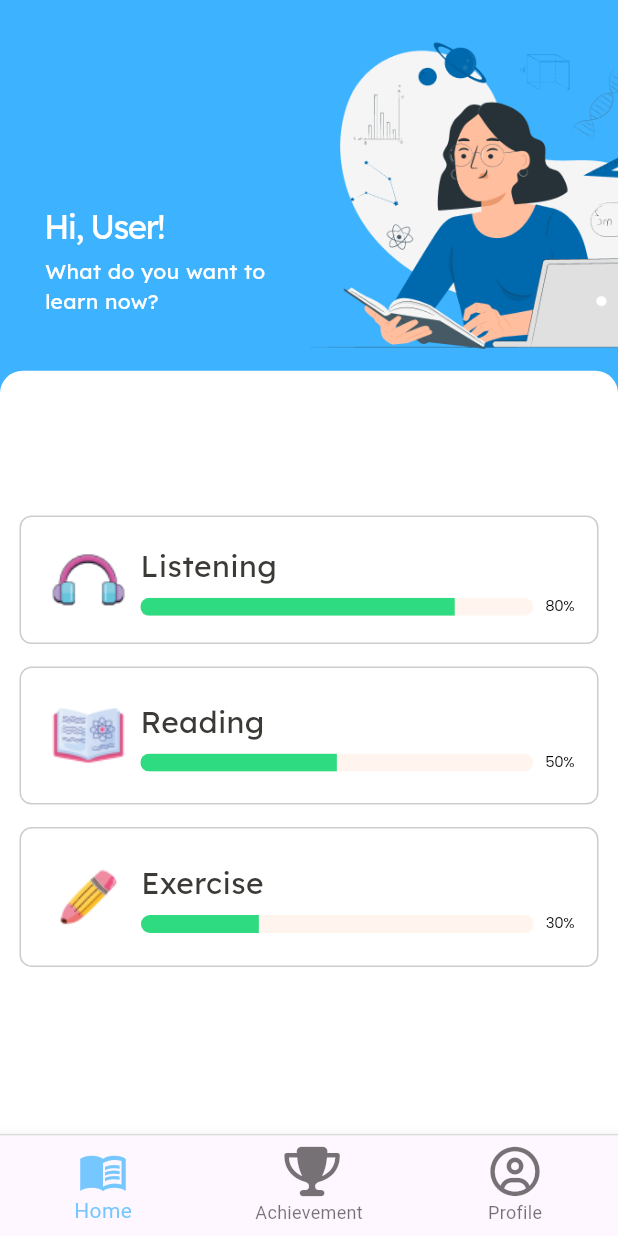
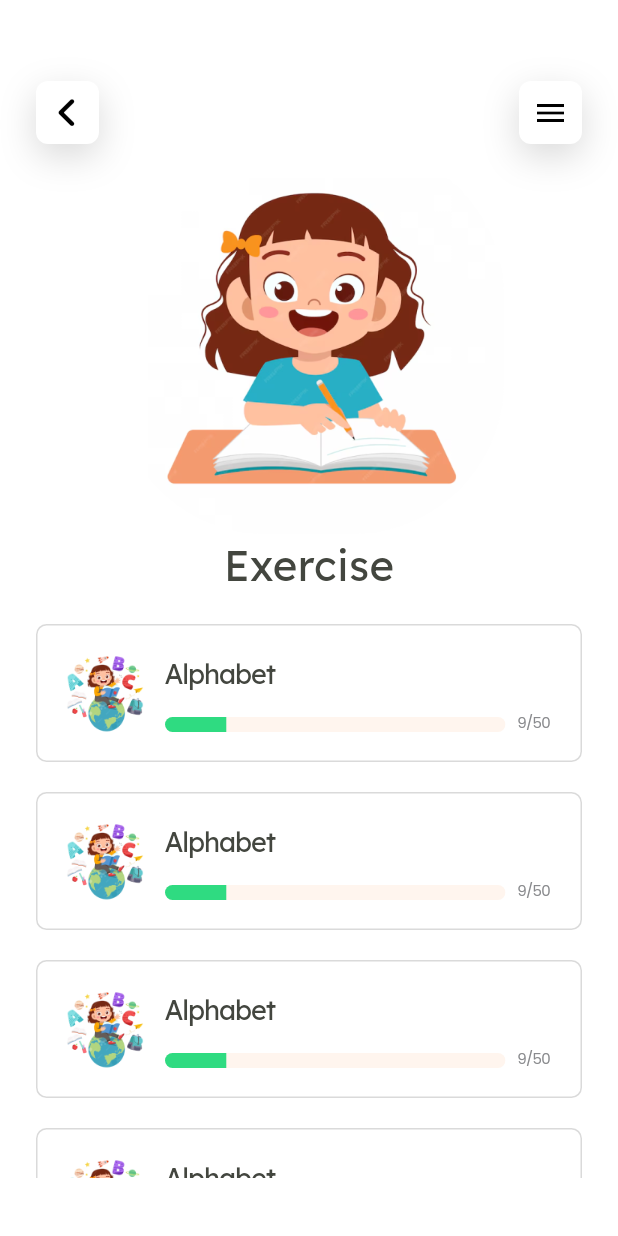
Before and after one commit to TuongPhamCT/ABC_Learning, a Flutter app: the HomePage screen opened by its route, after a tap on "Exercise", on a phone screen of 412 x 824 dp. Run offline on Flutter 3.47's test engine with Material 3 defaults, Android fonts, the phone set to English and light mode, and no system bars; our stand-ins replace audioplayers, cloud_firestore, connectivity_plus, firebase_auth, firebase_core, flutter_rating_bar and 8 more; accounts and stored records are empty; project files that could hold a hidden picture were left out.

Commit message:
exercise main page and fix ui reading

```diff
--- a/abc_learning_app/lib/constant/asset_helper.dart
+++ b/abc_learning_app/lib/constant/asset_helper.dart
@@ -34,4 +34,7 @@ class AssetHelper {
   //Reading Main Page
   static const String readingMain = imgAssets + 'read_main.png';
   static const String storyilu = imgAssets + 'story_ilu.png';
+
+  //Exercise Main Page
+  static const String exerciseMain = imgAssets + 'exercise_main.png';
 }
--- /dev/null
+++ b/abc_learning_app/lib/page/exercise/exercise_main_page.dart
@@ -0,0 +1,257 @@
+import 'package:abc_learning_app/constant/asset_helper.dart';
+import 'package:abc_learning_app/constant/color_palette.dart';
+import 'package:abc_learning_app/constant/text_style.dart';
+import 'package:abc_learning_app/page/reading/read_sub_page.dart';
+import 'package:flutter/cupertino.dart';
+import 'package:flutter/material.dart';
+import 'package:font_awesome_flutter/font_awesome_flutter.dart';
+import 'package:gap/gap.dart';
+
+class ExerciseMainPage extends StatefulWidget {
+  const ExerciseMainPage({super.key});
+  static const String routeName = 'exercise_main';
+
+  @override
+  State<ExerciseMainPage> createState() => _ExerciseMainPageState();
+}
+
+class _ExerciseMainPageState extends State<ExerciseMainPage> {
+  @override
+  Widget build(BuildContext context) {
+    Size size = MediaQuery.of(context).size;
+    return Scaffold(
+      body: Container(
+        padding: const EdgeInsets.all(24),
+        child: Column(
+          crossAxisAlignment: CrossAxisAlignment.start,
+          children: [
+            const Gap(30),
+            Row(
+              mainAxisAlignment: MainAxisAlignment.spaceBetween,
+              children: [
+                GestureDetector(
+                  onTap: () {
+                    Navigator.pop(context);
+                  },
+                  child: Container(
+                    height: 42,
+                    width: 42,
+                    decoration: BoxDecoration(
+                      color: Colors.white,
+                      borderRadius: BorderRadius.circular(8),
+                      boxShadow: [
+                        BoxShadow(
+                          color: Colors.black.withOpacity(0.15),
+                          blurRadius: 20,
+                          offset: Offset(0, 8),
+                        ),
+                      ],
+                    ),
+                    child: Icon(
+                      FontAwesomeIcons.angleLeft,
+                      color: Colors.black,
+                    ),
+                  ),
+                ),
+                Container(
+                  height: 42,
+                  width: 42,
+                  decoration: BoxDecoration(
+                    color: Colors.white,
+                    borderRadius: BorderRadius.circular(8),
+                    boxShadow: [
+                      BoxShadow(
+                        color: Colors.black.withOpacity(0.15),
+                        blurRadius: 20,
+                        offset: Offset(0, 8),
+                      ),
+                    ],
+                  ),
+                  child: PopupMenuButton<String>(
+                    color: Colors.white,
+                    surfaceTintColor: Colors.transparent,
+                    itemBuilder: (context) => [
+                      PopupMenuItem(
+                        onTap: () {},
+                        padding: EdgeInsets.all(5),
+                        height: 42,
+                        value: 'item1',
+                        child: Container(
+                          alignment: Alignment.center,
+                          height: 42,
+                          width: 100,
+                          decoration: BoxDecoration(
+                            color: Colors.white,
+                            borderRadius: BorderRadius.circular(8),
+                            boxShadow: [
+                              BoxShadow(
+                                color: Colors.black.withOpacity(0.15),
+                                blurRadius: 20,
+                                offset: Offset(0, 8),
+                              ),
+                            ],
+                          ),
+                          child: ClipRRect(
+                            borderRadius: BorderRadius.circular(8),
+                            child: Image.asset(
+                              AssetHelper.iconlisten,
+                            ),
+                          ),
+                        ),
+                      ),
+                      PopupMenuItem(
+                        onTap: () {},
+                        padding: EdgeInsets.all(5),
+                        height: 42,
+                        value: 'item2',
+                        child: Container(
+                          height: 42,
+                          width: 100,
+                          alignment: Alignment.center,
+                          decoration: BoxDecoration(
+                            color: Colors.white,
+                            borderRadius: BorderRadius.circular(8),
+                            boxShadow: [
+                              BoxShadow(
+                                color: Colors.black.withOpacity(0.15),
+                                blurRadius: 20,
+                                offset: Offset(0, 8),
+                              ),
+                            ],
+                          ),
+                          child: ClipRRect(
+                            borderRadius: BorderRadius.circular(8),
+                            child: Image.asset(
+                              AssetHelper.iconread,
+                              fit: BoxFit.fill,
+                            ),
+                          ),
+                        ),
+                      ),
+                      PopupMenuItem(
+                        padding: EdgeInsets.all(5),
+                        height: 42,
+                        value: 'item3',
+                        child: Container(
+                          height: 42,
+                          width: 100,
+                          alignment: Alignment.center,
+                          decoration: BoxDecoration(
+                            color: Colors.white,
+                            borderRadius: BorderRadius.circular(8),
+                            boxShadow: [
+                              BoxShadow(
+                                color: Colors.black.withOpacity(0.15),
+                                blurRadius: 20,
+                                offset: Offset(0, 8),
+                              ),
+                            ],
+                          ),
+                          child: ClipRRect(
+                            borderRadius: BorderRadius.circular(8),
+                            child: Image.asset(
+                              AssetHelper.iconexecise,
+                              fit: BoxFit.fill,
+                            ),
+                          ),
+                        ),
+                      ),
+                    ],
+                    child: Icon(
+                      Icons.menu,
+                      color: Colors.black,
+                    ),
+                  ),
+                ),
+              ],
+            ),
+            Container(
+              alignment: Alignment.center,
+              child: Image.asset(
+                AssetHelper.exerciseMain,
+                width: 260,
+              ),
+            ),
+            Container(
+              alignment: Alignment.center,
+              child: Text(
+                'Exercise',
+                style: TextStyles.titlePage,
+              ),
+            ),
+            const Gap(20),
+            Expanded(
+              child: ListView.builder(
+                shrinkWrap: true,
+                itemCount: 5,
+                itemBuilder: (context, index) {
+                  return buildListenItem();
+                },
+              ),
+            ),
+            const Gap(15),
+          ],
+        ),
+      ),
+    );
+  }
+
+  Widget buildListenItem() {
+    Size size = MediaQuery.of(context).size;
+    return Container(
+      decoration: BoxDecoration(
+        borderRadius: BorderRadius.circular(7),
+        border: Border.all(
+          color: ColorPalette.itemBorder,
+          width: 1,
+        ),
+      ),
+      padding: EdgeInsets.all(15),
+      margin: EdgeInsets.only(bottom: 20),
+      child: Row(
+        children: [
+          Image.asset(
+            AssetHelper.itemListen,
+            width: 60,
+            height: 60,
+            fit: BoxFit.cover,
+          ),
+          Gap(10),
+          Column(
+            crossAxisAlignment: CrossAxisAlignment.start,
+            children: [
+              Text(
+                'Alphabet',
+                style: TextStyles.itemTitle,
+              ),
+              const Gap(12),
+              Row(
+                crossAxisAlignment: CrossAxisAlignment.end,
+                children: [
+                  Container(
+                    width: size.width - 185,
+                    height: 10,
+                    child: ClipRRect(
+                      borderRadius: BorderRadius.circular(15),
+                      child: LinearProgressIndicator(
+                        value: 9 / 50,
+                        backgroundColor: ColorPalette.progressbarbackground,
+                        valueColor: AlwaysStoppedAnimation<Color>(
+                            ColorPalette.progressbarValue),
+                      ),
+                    ),
+                  ),
+                  Gap(8),
+                  Text(
+                    '9/50',
+                    style: TextStyles.itemprogress,
+                  ),
+                ],
+              ),
+            ],
+          ),
+        ],
+      ),
+    );
+  }
+}
--- a/abc_learning_app/lib/page/home_page.dart
+++ b/abc_learning_app/lib/page/home_page.dart
@@ -2,6 +2,7 @@ import 'package:abc_learning_app/constant/asset_helper.dart';
 import 'package:abc_learning_app/constant/color_palette.dart';
 import 'package:abc_learning_app/constant/text_style.dart';
 import 'package:abc_learning_app/page/achievement_page.dart';
+import 'package:abc_learning_app/page/exercise/exercise_main_page.dart';
 import 'package:abc_learning_app/page/listening/listen_main_page.dart';
 import 'package:abc_learning_app/page/reading/read_main_page.dart';
 import 'package:flutter/cupertino.dart';
@@ -218,7 +219,10 @@ class _HomePageState extends State<HomePage> {
                         ),
                       ),
                       GestureDetector(
-                        onTap: () {},
+                        onTap: () {
+                          Navigator.of(context)
+                              .pushNamed(ExerciseMainPage.routeName);
+                        },
                         child: Container(
                           padding: EdgeInsets.all(15),
                           margin: EdgeInsets.only(bottom: 15),
--- a/abc_learning_app/lib/route.dart
+++ b/abc_learning_app/lib/route.dart
@@ -1,6 +1,7 @@
 import 'package:abc_learning_app/page/achievement_page.dart';
 import 'package:abc_learning_app/page/age_profile_page.dart';
 import 'package:abc_learning_app/page/email_profile_page.dart';
+import 'package:abc_learning_app/page/exercise/exercise_main_page.dart';
 import 'package:abc_learning_app/page/forgot_password_page.dart';
 import 'package:abc_learning_app/page/home_page.dart';
 import 'package:abc_learning_app/page/listening/in_a_topic_page.dart';
@@ -42,4 +43,5 @@ final Map<String, WidgetBuilder> routes = {
   ListenTopicPage.routeName: (context) => ListenTopicPage(),
   ReadMainPage.routeName: (context) => ReadMainPage(),
   ReadSubPage.routeName: (context) => ReadSubPage(),
+  ExerciseMainPage.routeName: (context) => ExerciseMainPage(),
 };
```
Also changed, not shown: abc_learning_app/lib/page/reading/read_sub_page.dart (+40 -31 lines), abc_learning_app/assets/images/exercise_main.png (added).
